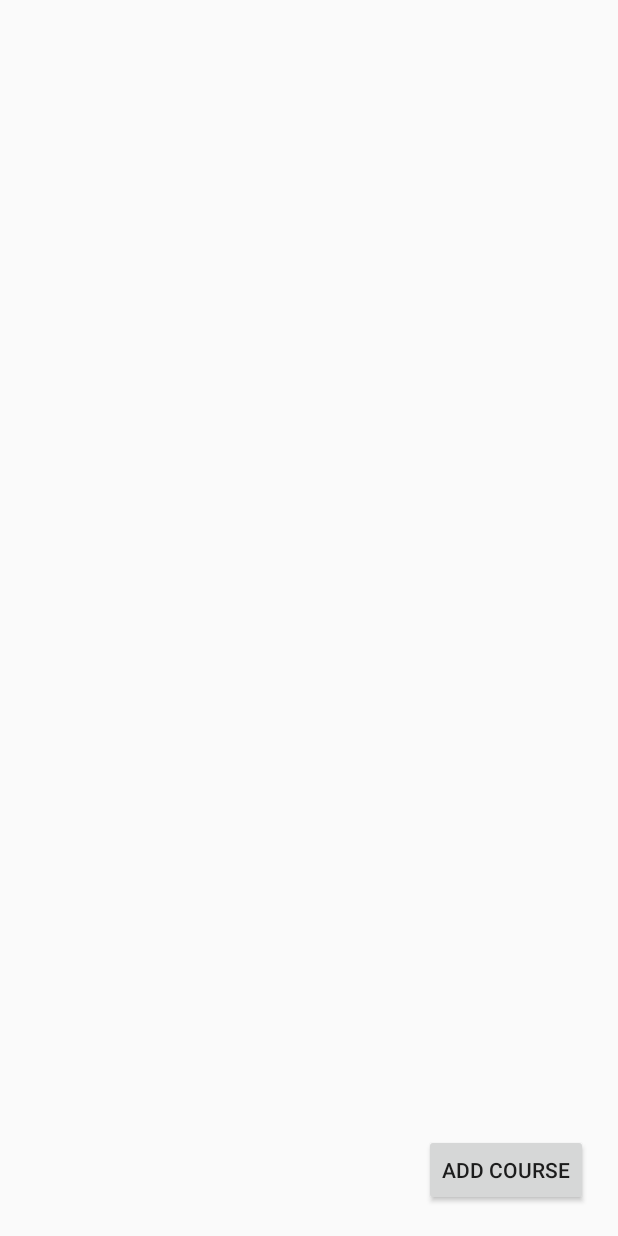
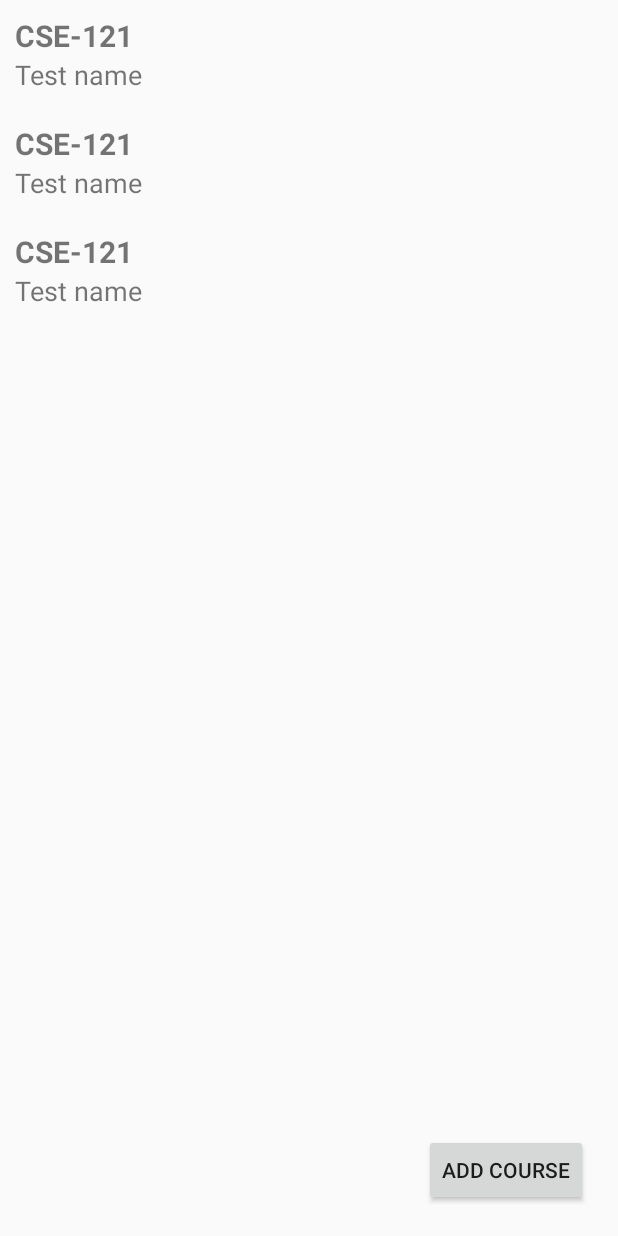
Before and after one commit to azizahmed45/Course-Management-System, an Android app: the layout teacher_dashboard.xml on its own in the app's theme, with its tools: preview values and no code run, on a phone screen of 412 x 824 dp. Run offline under Robolectric (Android 15) with nearby library versions, the light colour scheme and no system bars.

Commit message:
Course List view added

```diff
--- /dev/null
+++ b/app/src/main/res/layout/course_item_single.xml
@@ -0,0 +1,24 @@
+<?xml version="1.0" encoding="utf-8"?>
+<LinearLayout xmlns:android="http://schemas.android.com/apk/res/android"
+    android:layout_width="match_parent"
+    android:layout_height="wrap_content"
+    xmlns:tools="http://schemas.android.com/tools"
+    android:padding="10dp"
+    android:orientation="vertical">
+
+    <TextView
+        android:id="@+id/course_code"
+        android:layout_width="match_parent"
+        android:layout_height="wrap_content"
+        android:textStyle="bold"
+        android:textSize="20sp"
+        tools:text="CSE-121"/>
+
+    <TextView
+        android:id="@+id/course_name"
+        android:layout_width="match_parent"
+        android:layout_height="wrap_content"
+        android:textSize="18sp"
+        tools:text="Test name"/>
+
+</LinearLayout>
--- a/app/src/main/res/layout/teacher_dashboard.xml
+++ b/app/src/main/res/layout/teacher_dashboard.xml
@@ -1,7 +1,14 @@
 <?xml version="1.0" encoding="utf-8"?>
 <RelativeLayout xmlns:android="http://schemas.android.com/apk/res/android"
     android:layout_width="match_parent"
-    android:layout_height="match_parent">
+    android:layout_height="match_parent"
+    xmlns:tools="http://schemas.android.com/tools">
+
+    <androidx.recyclerview.widget.RecyclerView
+        android:id="@+id/course_list"
+        android:layout_width="match_parent"
+        android:layout_height="match_parent"
+        tools:listitem="@layout/course_item_single"/>
 
     <Button
         android:id="@+id/add_course_button"
--- a/build.gradle
+++ b/build.gradle
@@ -7,7 +7,7 @@ buildscript {
 
     }
     dependencies {
-        classpath 'com.android.tools.build:gradle:3.5.3'
+        classpath 'com.android.tools.build:gradle:3.6.1'
         classpath 'com.google.gms:google-services:4.2.0'
 
         // NOTE: Do not place your application dependencies here; they belong
```
Also changed, not shown: app/build.gradle (+4 -4 lines), app/src/main/java/com/mrgreenapps/coursemanagementsystem/CourseListAdapter.java (added, +91 -0 lines), app/src/main/java/com/mrgreenapps/coursemanagementsystem/DB.java (+9 -0 lines), app/src/main/java/com/mrgreenapps/coursemanagementsystem/LoginFragment.java (+7 -0 lines), app/src/main/java/com/mrgreenapps/coursemanagementsystem/SignUpFragment.java (+7 -0 lines), app/src/main/java/com/mrgreenapps/coursemanagementsystem/TeacherDashboardFragment.java (+37 -0 lines), app/src/main/res/layout/login_fragment.xml (+9 -0 lines), gradle/wrapper/gradle-wrapper.properties.
